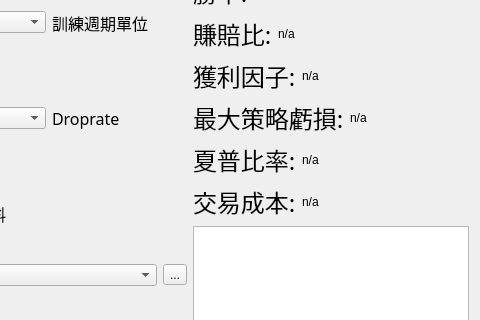
Above: LSTM.ui from allen93075/Winner before the change; both pictures show x 101 to 581 and y 128 to 448 of the 581 by 580 pixel window. Below: the same form after it.
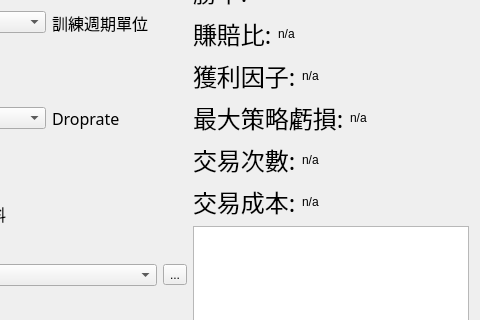
That is the form after the change.

What changed in the file:
```diff
--- a/LSTM.ui
+++ b/LSTM.ui
@@ -409,7 +409,7 @@
             </font>
            </property>
            <property name="text">
-            <string>夏普比率:</string>
+            <string>交易次數:</string>
            </property>
           </widget>
          </item>
```
Left out of the diff: 14 changed lines with no effect on the pictures.
